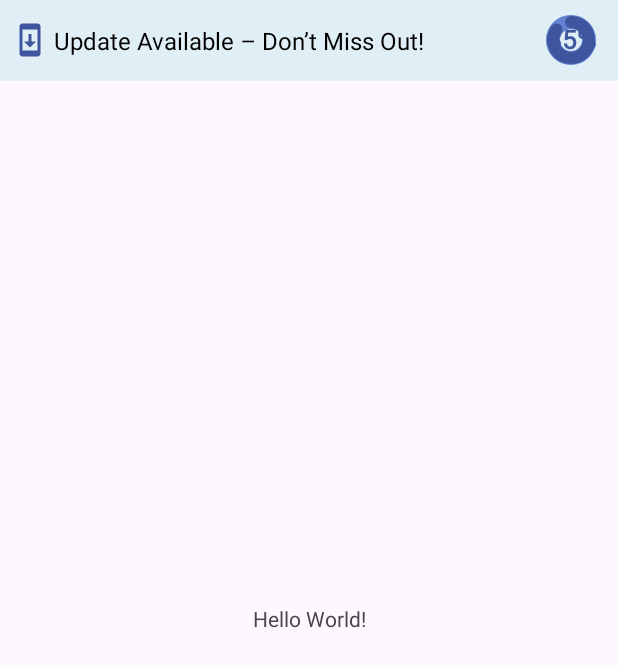
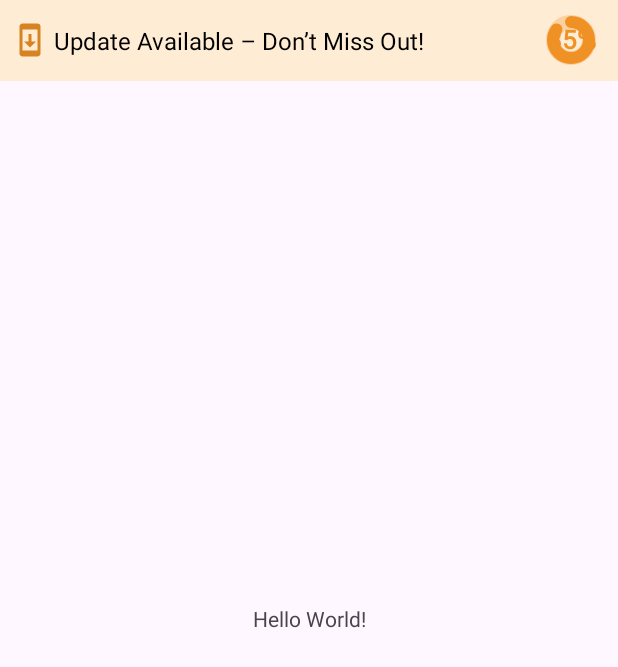
Before and after one commit to riteshp45/In-App-Update-Library, an Android app: the screen it shows after launch (MainActivity), on a phone screen of 412 x 824 dp. Shown: the top 667 px of the screen. Run offline under Robolectric (Android 15) with nearby library versions, the phone set to English and light mode, and no system bars.

Commit message:
Customize Points: add text color customization for update and install buttons in in-app update layout

```diff
--- a/In-App Update Library/src/main/java/com/example/in_appupdatelibrary/helper/AppUpdateLayoutHelper.kt
+++ b/In-App Update Library/src/main/java/com/example/in_appupdatelibrary/helper/AppUpdateLayoutHelper.kt
@@ -5,14 +5,16 @@ import android.view.View
 import android.widget.ImageView
 import android.widget.RelativeLayout
 import android.widget.TextView
+import androidx.core.content.ContextCompat
 import com.example.in_appupdatelibrary.R
 import com.example.inappupdatedownloadingui.circularprogress.CircularProgressBar
 
-class AppUpdateLayoutHelper(activity: Activity) {
+class AppUpdateLayoutHelper(private val activity: Activity) {
 
     private val updateLayout: View = activity.findViewById(R.id.layout_update_bar)
     private val statusContainer: RelativeLayout = updateLayout.findViewById(R.id.updateIcon)
     private val updateText: TextView = updateLayout.findViewById(R.id.updateText)
+    private val buttonText: TextView = updateLayout.findViewById(R.id.button_text)
     private val updateIconImage: ImageView = updateLayout.findViewById(R.id.updateIconImage)
     private val restartButton: RelativeLayout = updateLayout.findViewById(R.id.restart_button)
     private val circularProgressBar: CircularProgressBar =
@@ -56,27 +58,47 @@ class AppUpdateLayoutHelper(activity: Activity) {
      * Dynamically configure appearance of the progress bar.
      * Call this once before using `showDownloading()`.
      */
-    fun configureProgressBar(
-        updateIconResId: Int?,
-        updateTextValue: String,
-        progressColor: Int,
-        backgroundColor: Int,
-        textSize: Float,
-        progressStrokeWidth: Float,
-        backgroundStrokeWidth: Float
+    fun customInAppUpdateLayout(
+        updateIconDrawable: Int? = R.drawable.ic_app_update,
+        downloadingStatusTextValue: String = ContextCompat.getString(activity, R.string.update_available),
+        downloadingStatusTextColor: Int = ContextCompat.getColor(activity, R.color.black),
+        circularProgressBarColor: Int = ContextCompat.getColor(activity, R.color.colorPrimaryOrange),
+        circularProgressBarBackgroundColor: Int= ContextCompat.getColor(activity, R.color.progress_background),
+        circularProgressPercentageCountText: Float = 26f,
+        circularProgressStrokeWidth: Float = 12f,
+        circularProgressBackgroundStrokeWidth: Float = 14f,
+        mainContainerLayoutBackgroundTintColor: Int = ContextCompat.getColor(activity, R.color.background_selected),
+        installButtonBackgroundTintColor: Int = ContextCompat.getColor(activity, R.color.colorPrimaryOrange),
+        installButtonTextValue: String = ContextCompat.getString(activity, R.string.install),
+        installButtonTextColor: Int = ContextCompat.getColor(activity, R.color.white)
     ) {
-        circularProgressBar.setProgressColor(progressColor)
-        circularProgressBar.setBackgroundColorDynamic(backgroundColor)
-        circularProgressBar.setTextSize(textSize)
-        circularProgressBar.setStrokeWidth(backgroundStrokeWidth, progressStrokeWidth)
+        circularProgressBar.setProgressColor(circularProgressBarColor)
+        circularProgressBar.setBackgroundColorDynamic(circularProgressBarBackgroundColor)
+        circularProgressBar.setTextSize(circularProgressPercentageCountText)
+        circularProgressBar.setStrokeWidth(circularProgressBackgroundStrokeWidth, circularProgressStrokeWidth)
 
-        updateText.text = updateTextValue
+        updateText.text = downloadingStatusTextValue
+        updateText.setTextColor(downloadingStatusTextColor)
 
-        updateIconResId?.let {
+        updateIconDrawable?.let {
             updateIconImage.setImageResource(it)
             updateIconImage.visibility = View.VISIBLE
         }
+
+        mainContainerLayoutBackgroundTintColor.let {
+            updateLayout.setBackgroundColor(it)
+        }
+
+        installButtonBackgroundTintColor.let {
+            restartButton.background?.setTint(it)
+        }
+
+        buttonText.let { textView ->
+            installButtonTextValue.let {
+                textView.text = it
+            }
+        }
+        buttonText.setTextColor(installButtonTextColor)
+
     }
-
-
 }
--- a/In-App Update Library/src/main/res/drawable/bg_rounded_white.xml
+++ b/In-App Update Library/src/main/res/drawable/bg_rounded_white.xml
@@ -1,5 +1,5 @@
 <shape xmlns:android="http://schemas.android.com/apk/res/android"
     android:shape="rectangle">
     <solid android:color="@android:color/white"/>
-    <corners android:radius="8dp"/>
+    <corners android:radius="@dimen/margin_8"/>
 </shape>
--- a/In-App Update Library/src/main/res/drawable/ic_app_update.xml
+++ b/In-App Update Library/src/main/res/drawable/ic_app_update.xml
@@ -2,6 +2,6 @@
     android:viewportHeight="24.0" android:viewportWidth="24.0"
     android:width="24dp" xmlns:android="http://schemas.android.com/apk/res/android">
     <path
-        android:fillColor="@color/colorPrimary"
+        android:fillColor="@color/colorAccentOrange"
         android:pathData="M17,1.01L7,1c-1.1,0 -2,0.9 -2,2v18c0,1.1 0.9,2 2,2h10c1.1,0 2,-0.9 2,-2L19,3c0,-1.1 -0.9,-1.99 -2,-1.99zM17,19L7,19L7,5h10v14zM16,13h-3L13,8h-2v5L8,13l4,4 4,-4z"/>
 </vector>
--- a/In-App Update Library/src/main/res/layout/layout_app_downloading_progress.xml
+++ b/In-App Update Library/src/main/res/layout/layout_app_downloading_progress.xml
@@ -3,7 +3,6 @@
     android:id="@+id/layout_update_bar"
     android:layout_width="match_parent"
     android:layout_height="wrap_content"
-    android:background="@color/background_selected"
     android:gravity="center">
 
     <LinearLayout
@@ -28,8 +27,6 @@
             android:layout_weight="1"
             android:ellipsize="end"
             android:maxLines="2"
-            android:text="Upgrade your app for a smoother experience"
-            android:textColor="@color/black"
             android:textSize="@dimen/text_size_16" />
 
         <RelativeLayout
@@ -45,17 +42,15 @@
                 android:layout_height="wrap_content"
                 android:layout_centerInParent="true"
                 android:background="@drawable/bg_rounded_white"
-                android:backgroundTint="@color/colorPrimary"
                 android:paddingHorizontal="@dimen/margin_20"
                 android:paddingVertical="@dimen/margin_8"
                 android:visibility="gone">
 
                 <TextView
+                    android:id="@+id/button_text"
                     android:layout_width="wrap_content"
                     android:layout_height="wrap_content"
                     android:layout_centerInParent="true"
-                    android:text="@string/restart"
-                    android:textColor="@color/white"
                     android:textSize="@dimen/text_size_12"
                     android:textStyle="bold" />
 
@@ -63,8 +58,8 @@
 
             <com.example.inappupdatedownloadingui.circularprogress.CircularProgressBar
                 android:id="@+id/circularProgressBar"
-                android:layout_width="34dp"
-                android:layout_height="34dp"
+                android:layout_width="@dimen/margin_34"
+                android:layout_height="@dimen/margin_34"
                 android:layout_centerInParent="true" />
 
         </RelativeLayout>
--- a/In-App Update Library/src/main/res/values/colors.xml
+++ b/In-App Update Library/src/main/res/values/colors.xml
@@ -1,10 +1,12 @@
 <?xml version="1.0" encoding="utf-8"?>
 <resources>
-    <color name="colorPrimary">#3e569d</color>
-    <color name="colorPrimaryDark">#4c65ae</color>
-    <color name="colorAccent">#6480D1</color>
+    <!--ORANGE-->
+    <color name="colorPrimaryOrange">#F09125</color>
+    <color name="colorPrimaryDarkOrange">#d79446</color>
+    <color name="colorAccentOrange">#D88321</color>
 
-    <color name="background_selected">#E0EEF5</color>
+    <color name="background_selected">#FFECD5</color>
+    <color name="progress_background">#FBD1A0</color>
     <color name="white">#ffffff</color>
     <color name="black">#000000</color>
 </resources>
--- a/In-App Update Library/src/main/res/values/dimens.xml
+++ b/In-App Update Library/src/main/res/values/dimens.xml
@@ -8,6 +8,7 @@
     <dimen name="margin_22">22dp</dimen>
     <dimen name="margin_20">20dp</dimen>
     <dimen name="margin_30">30dp</dimen>
+    <dimen name="margin_34">34dp</dimen>
     <dimen name="margin_28">28dp</dimen>
 
 
--- a/In-App Update Library/src/main/res/values/strings.xml
+++ b/In-App Update Library/src/main/res/values/strings.xml
@@ -1,5 +1,5 @@
 <?xml version="1.0" encoding="utf-8"?>
 <resources>
-    <string name="app_downloading_state">Update Your App</string>
-    <string name="restart">Restart</string>
+    <string name="update_available">New Update Available!</string>
+    <string name="install">Install</string>
 </resources>
--- a/app/src/main/java/com/example/in_applibrary/MainActivity.kt
+++ b/app/src/main/java/com/example/in_applibrary/MainActivity.kt
@@ -1,11 +1,8 @@
 package com.example.in_applibrary
 
-import android.graphics.Color
 import android.os.Bundle
 import android.os.Handler
 import android.os.Looper
-import android.util.Log
-import android.widget.Toast
 import androidx.activity.enableEdgeToEdge
 import androidx.appcompat.app.AppCompatActivity
 import androidx.core.content.ContextCompat
@@ -31,14 +28,19 @@ class MainActivity : AppCompatActivity() {
         // Initialize the AppUpdateLayoutHelper first
         appUpdateLayoutHelper = AppUpdateLayoutHelper(this)
 
-        appUpdateLayoutHelper.configureProgressBar(
-            com.example.in_appupdatelibrary.R.drawable.ic_app_update,
-            "Update Available – Don’t Miss Out!",
-            ContextCompat.getColor(this, com.example.in_appupdatelibrary.R.color.colorPrimary),
-            ContextCompat.getColor(this, com.example.in_appupdatelibrary.R.color.colorAccent),
-            26f,
-            12f,
-            14f
+        appUpdateLayoutHelper.customInAppUpdateLayout(
+            updateIconDrawable = com.example.in_appupdatelibrary.R.drawable.ic_app_update,
+            downloadingStatusTextValue = "Update Available – Don’t Miss Out!",
+            downloadingStatusTextColor = ContextCompat.getColor(this, com.example.in_appupdatelibrary.R.color.black),
+            circularProgressBarColor = ContextCompat.getColor(this, com.example.in_appupdatelibrary.R.color.colorPrimaryOrange),
+            circularProgressBarBackgroundColor = ContextCompat.getColor(this, com.example.in_appupdatelibrary.R.color.progress_background),
+            circularProgressPercentageCountText = 26f,
+            circularProgressStrokeWidth = 12f,
+            circularProgressBackgroundStrokeWidth = 14f,
+            mainContainerLayoutBackgroundTintColor = ContextCompat.getColor(this, com.example.in_appupdatelibrary.R.color.background_selected),
+            installButtonBackgroundTintColor = ContextCompat.getColor(this, com.example.in_appupdatelibrary.R.color.colorPrimaryOrange),
+            installButtonTextValue = "Install",
+            installButtonTextColor = ContextCompat.getColor(this, com.example.in_appupdatelibrary.R.color.white),
         )
         // Start the download simulation
         simulateDownloadProgress(appUpdateLayoutHelper)
```
